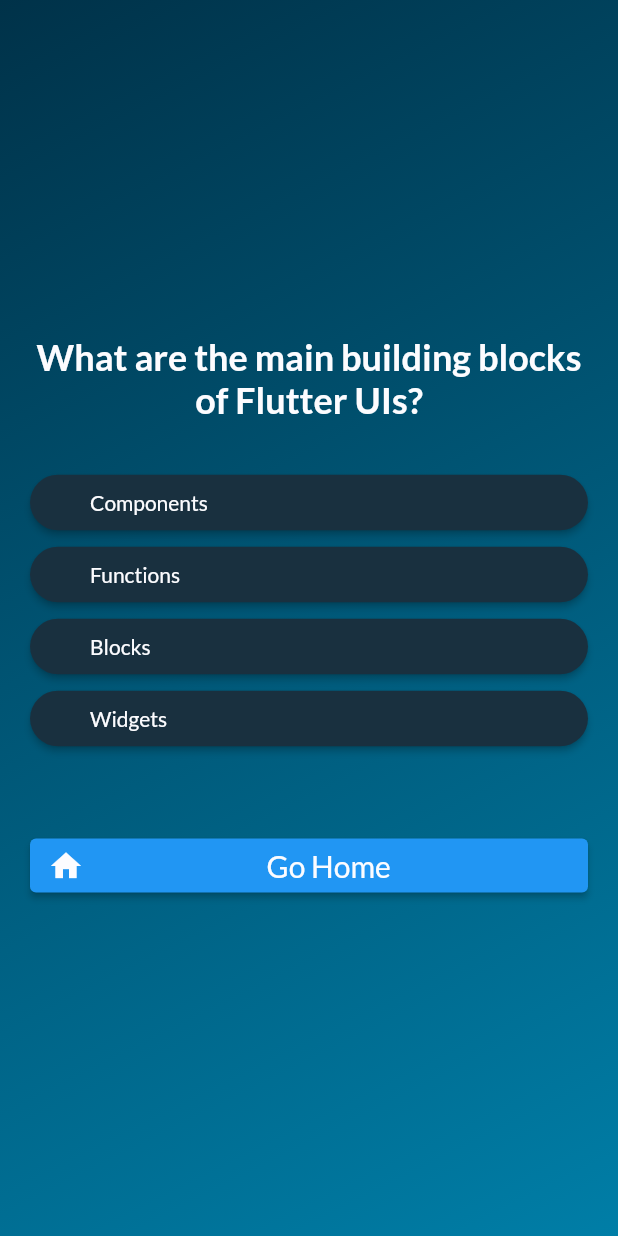
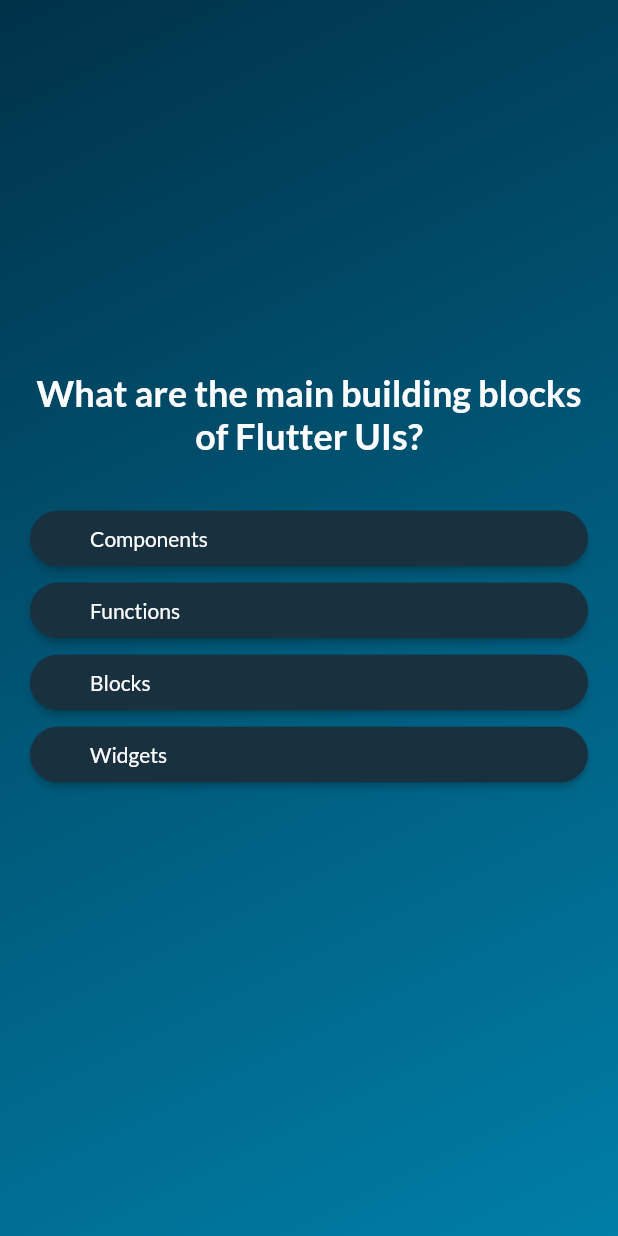
Before and after one commit to Marcel-Mudrak/quiz_app, a Flutter app: the screen it shows after launch, after a tap on "Start Quiz", on a phone screen of 412 x 824 dp. Run offline on Flutter 3.47's test engine with Material 2 defaults, Android fonts, the phone set to English and light mode, and no system bars; our stand-ins replace google_fonts.

Commit message:
'20.11.2023'

```diff
--- a/lib/questions_screen.dart
+++ b/lib/questions_screen.dart
@@ -56,17 +56,6 @@ class _QuestionsScreenState extends State<QuestionsScreen> {
           const SizedBox(
             height: 50,
           ),
-          ElevatedButton.icon(
-            onPressed: () {},
-            style: ElevatedButton.styleFrom(
-              foregroundColor: const Color.fromARGB(255, 252, 252, 255),
-              textStyle: const TextStyle(
-                fontSize: 20,
-              ),
-            ),
-            icon: const Icon(Icons.home),
-            label: const StyledText.white('Go Home', 20),
-          ),
         ],
       ),
     );
--- a/lib/questions_summary.dart
+++ b/lib/questions_summary.dart
@@ -38,6 +38,7 @@ class QuestionsSummary extends StatelessWidget {
           children: summaryData.map(
             (data) {
               return Row(
+                crossAxisAlignment: CrossAxisAlignment.start,
                 children: [
                   CircleAvatar(
                     radius: 17,
@@ -49,7 +50,9 @@ class QuestionsSummary extends StatelessWidget {
                   Expanded(
                     child: Container(
                       alignment: Alignment.centerLeft,
-                      margin: const EdgeInsets.only(left: 10),
+                      margin: const EdgeInsets.only(
+                        left: 10,
+                      ),
                       child: Column(
                         children: [
                           StyledText.whiteLeft(
```
